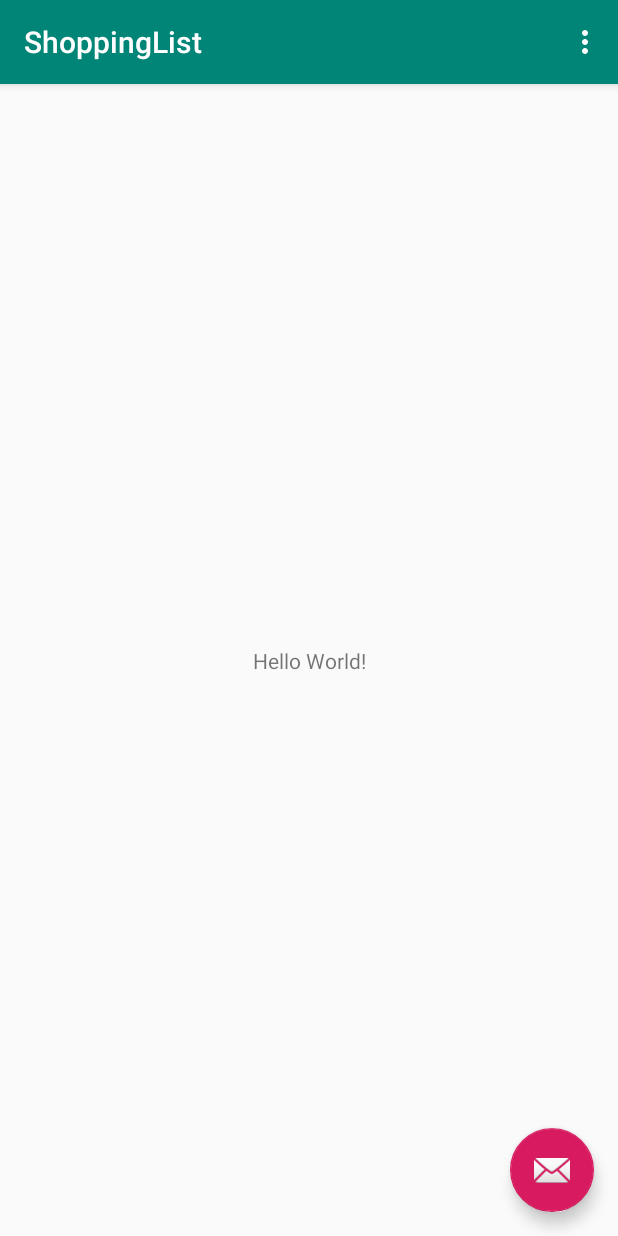
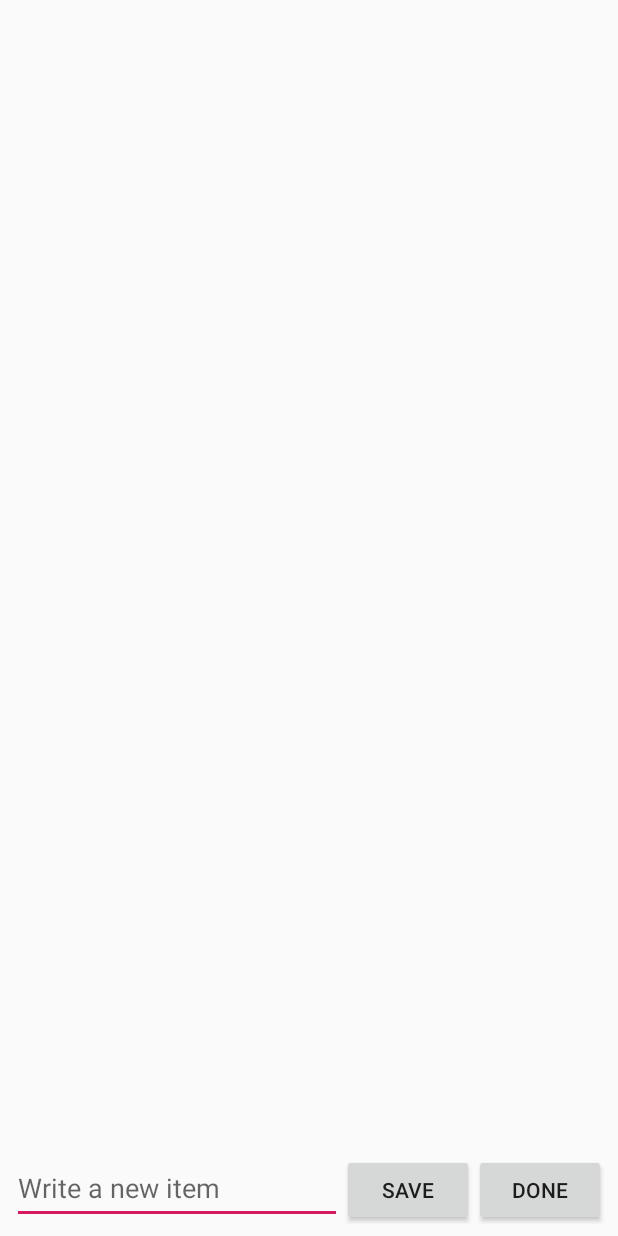
Before and after one commit to sannaaho/ShoppingList, an Android app: the screen it shows after launch (MainActivity), on a phone screen of 412 x 824 dp. Run offline under Robolectric (Android 15) with nearby library versions, the phone set to English and light mode, and no system bars; 1 statement that could not run was skipped.

Commit message:
Assigment 1

```diff
--- a/app/src/main/AndroidManifest.xml
+++ b/app/src/main/AndroidManifest.xml
@@ -9,6 +9,10 @@
         android:roundIcon="@mipmap/ic_launcher_round"
         android:supportsRtl="true"
         android:theme="@style/AppTheme">
+        <activity
+            android:name=".ShowList"
+            android:label="@string/title_activity_show_list"
+            android:theme="@style/AppTheme.NoActionBar"></activity>
         <activity
             android:name=".MainActivity"
             android:label="@string/app_name"
--- a/app/src/main/java/com/example/shoppinglist/MainActivity.java
+++ b/app/src/main/java/com/example/shoppinglist/MainActivity.java
@@ -1,33 +1,66 @@
 package com.example.shoppinglist;
 
+import android.content.Intent;
 import android.os.Bundle;
 
-import com.google.android.material.floatingactionbutton.FloatingActionButton;
-import com.google.android.material.snackbar.Snackbar;
-
 import androidx.appcompat.app.AppCompatActivity;
-import androidx.appcompat.widget.Toolbar;
 
 import android.view.View;
 import android.view.Menu;
 import android.view.MenuItem;
+import android.widget.Button;
+import android.widget.EditText;
+import android.widget.Toast;
+
+import java.util.ArrayList;
 
 public class MainActivity extends AppCompatActivity {
+
+    public static final String EXTRA_MESSAGE = "com.example.ShoppingList.MESSAGE";
+    private EditText mEditText;
+    private Button mSaveButton;
+    private Button mDoneButton;
+    private ArrayList<String> Items;
 
     @Override
     protected void onCreate(Bundle savedInstanceState) {
         super.onCreate(savedInstanceState);
         setContentView(R.layout.activity_main);
-        Toolbar toolbar = findViewById(R.id.toolbar);
-        setSupportActionBar(toolbar);
 
-        FloatingActionButton fab = findViewById(R.id.fab);
-        fab.setOnClickListener(new View.OnClickListener() {
+        this.Items = new ArrayList<String>();
+        this.mEditText = findViewById(R.id.item_editText);
+        this.mSaveButton = findViewById(R.id.back_button);
+        this.mDoneButton = findViewById(R.id.done_button);
+
+
+        this.mSaveButton.setOnClickListener(new View.OnClickListener() {
             @Override
-            public void onClick(View view) {
-                Snackbar.make(view, "Replace with your own action", Snackbar.LENGTH_LONG)
-                        .setAction("Action", null).show();
+            public void onClick(View v) {
+                String item = mEditText.getText().toString();
+                if(item.length()> 3 && item.length() < 15){
+                    Items.add(item);
+                    Toast.makeText(getApplicationContext(),"Lisätty ostoslistaan",Toast.LENGTH_SHORT).show();
+                }
+                else{
+                    Toast.makeText(getApplicationContext(),"Virhe! Yritä uudestaan",Toast.LENGTH_SHORT).show();
+                }
+                mEditText.setText("");
             }
+        });
+        this.mDoneButton.setOnClickListener(new View.OnClickListener() {
+            @Override
+            public void onClick(View v) {
+                // Uuden activityn ShowList avaus
+                Intent myIntent = new Intent(getApplicationContext(),
+                        ShowList.class);
+                String list = "";
+                for(String item : Items) {
+                    list += item + "\n";
+                }
+                myIntent.putExtra(EXTRA_MESSAGE,list);
+                startActivity(myIntent);
+            }
+
         });
     }
 
--- a/app/src/main/res/layout/activity_main.xml
+++ b/app/src/main/res/layout/activity_main.xml
@@ -1,33 +1,38 @@
 <?xml version="1.0" encoding="utf-8"?>
-<androidx.coordinatorlayout.widget.CoordinatorLayout xmlns:android="http://schemas.android.com/apk/res/android"
-    xmlns:app="http://schemas.android.com/apk/res-auto"
-    xmlns:tools="http://schemas.android.com/tools"
+<LinearLayout xmlns:android="http://schemas.android.com/apk/res/android"
     android:layout_width="match_parent"
     android:layout_height="match_parent"
-    tools:context=".MainActivity">
+    android:padding="8dp"
+    android:orientation="vertical">
 
-    <com.google.android.material.appbar.AppBarLayout
+    <TextView
+        android:id="@+id/shopping_textView"
+        android:layout_width="match_parent"
+        android:layout_height="387dp"
+        android:layout_weight="1">
+
+    </TextView>
+    <LinearLayout
         android:layout_width="match_parent"
         android:layout_height="wrap_content"
-        android:theme="@style/AppTheme.AppBarOverlay">
+        android:orientation="horizontal">
 
-        <androidx.appcompat.widget.Toolbar
-            android:id="@+id/toolbar"
-            android:layout_width="match_parent"
-            android:layout_height="?attr/actionBarSize"
-            android:background="?attr/colorPrimary"
-            app:popupTheme="@style/AppTheme.PopupOverlay" />
+        <EditText
+            android:id="@+id/item_editText"
+            android:layout_width="395dp"
+            android:layout_height="48dp"
+            android:layout_weight="1"
+            android:hint="@string/item_editText_hint" />
 
-    </com.google.android.material.appbar.AppBarLayout>
-
-    <include layout="@layout/content_main" />
-
-    <com.google.android.material.floatingactionbutton.FloatingActionButton
-        android:id="@+id/fab"
-        android:layout_width="wrap_content"
-        android:layout_height="wrap_content"
-        android:layout_gravity="bottom|end"
-        android:layout_margin="@dimen/fab_margin"
-        app:srcCompat="@android:drawable/ic_dialog_email" />
-
-</androidx.coordinatorlayout.widget.CoordinatorLayout>
+        <Button
+            android:id="@+id/save_button"
+            android:layout_width="wrap_content"
+            android:layout_height="wrap_content"
+            android:text="@string/save_button_text"/>
+        <Button
+            android:id="@+id/done_button"
+            android:layout_width="wrap_content"
+            android:layout_height="wrap_content"
+            android:text="@string/done_button_text"/>
+    </LinearLayout>
+</LinearLayout>
--- a/app/src/main/res/values/strings.xml
+++ b/app/src/main/res/values/strings.xml
@@ -1,4 +1,10 @@
 <resources>
     <string name="app_name">ShoppingList</string>
     <string name="action_settings">Settings</string>
+    <string name="save_button_text">Save</string>
+    <string name="done_button_text">Done</string>
+    <string name="item_editText_hint">Write a new item</string>
+    <string name="title_activity_show_list">ShowList</string>
+
+    <string name="back_button_text">Back</string>
 </resources>
```
Also changed, not shown: app/src/main/java/com/example/shoppinglist/ShowList.java (added, +63 -0 lines), app/src/main/res/layout/activity_show_list.xml (added, +31 -0 lines), app/src/main/res/layout/content_main.xml (+13 -1 lines), app/src/main/res/layout/content_show_list.xml (added, +11 -0 lines), 1 other file.
